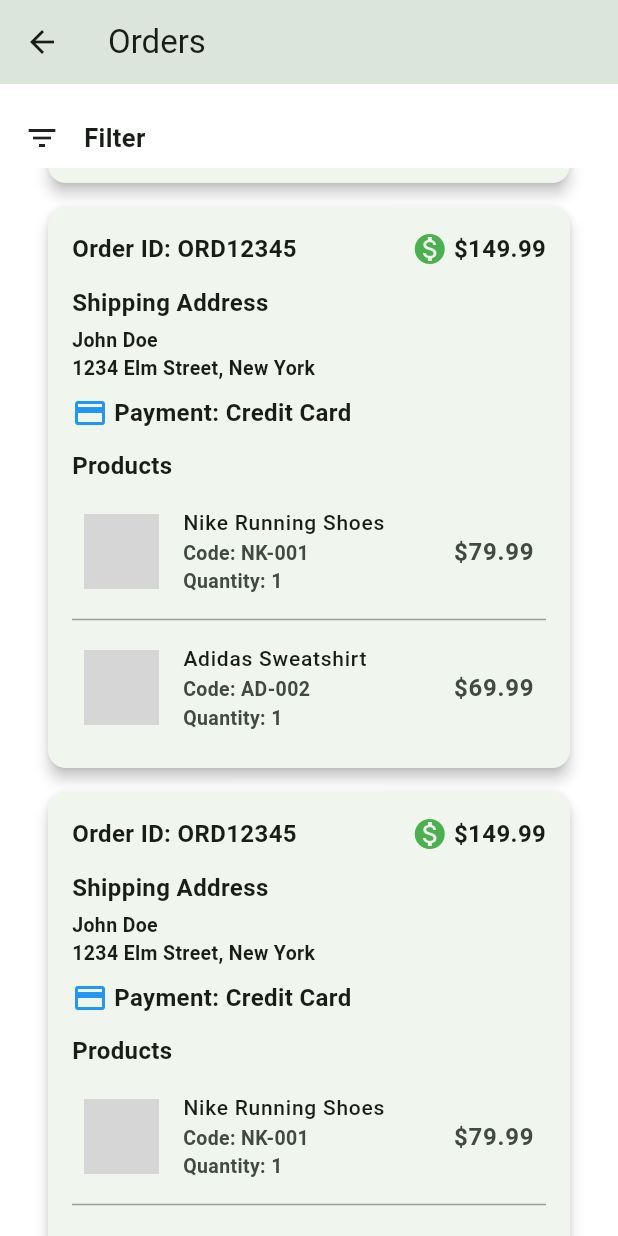
After one commit to AbdullahMohamedAlSayedAbed/ecommercedashboard, a Flutter app: the OrdersView screen opened by its route, scrolled down 1152 dp, after a tap on "Filter", on a phone screen of 412 x 824 dp. The commit adds this screen. Run offline on Flutter 3.47's test engine with Material 3 defaults, Android fonts, the phone set to English and light mode, and no system bars; our stand-ins replace bloc, cloud_firestore, dartz, firebase_core, firebase_storage, flutter_bloc and 5 more; accounts and stored records are empty; network calls fail; Roboto replaces fonts that are missing (Cairo); grey boxes are pictures that could not be loaded.

Commit message:
add order and shipping address entities, implement orders view and related UI components

```diff
--- a/lib/core/helper/on_generate_router.dart
+++ b/lib/core/helper/on_generate_router.dart
@@ -1,11 +1,13 @@
 
 import 'package:ecommercedashboard/features/add_product/presentation/views/add_product_view.dart';
 import 'package:ecommercedashboard/features/dashboard/views/dashboard_view.dart';
+import 'package:ecommercedashboard/features/orders/presentation/views/orders_view.dart';
 import 'package:flutter/material.dart';
 
 abstract class AppRouter {
   static const String dashboardView = 'dashboardView';
   static const String addProductView = 'addProductView';
+  static const String ordersView = 'ordersView';
 
   static Route<dynamic> onGenerateRoute(RouteSettings settings) {
     switch (settings.name) {
@@ -13,6 +15,8 @@ abstract class AppRouter {
         return MaterialPageRoute(builder: (context) => const DashboardView());
       case addProductView:
         return MaterialPageRoute(builder: (context) => const AddProductView());
+      case ordersView:
+        return MaterialPageRoute(builder: (context) => const OrdersView());
       default:
         return MaterialPageRoute(builder: (context) => const Scaffold());
     }
--- a/lib/features/add_product/data/models/add_product_input_model.dart
+++ b/lib/features/add_product/data/models/add_product_input_model.dart
@@ -16,9 +16,11 @@ class AddProductInputModel {
   final int numberOfCalories;
   final int unitAmount;
   final num avgRating, ratingCount;
+  final int sellingCount;
   final List<ReviewModel> reviews;
 
   AddProductInputModel({
+    this.sellingCount = 0,
     required this.reviews,
     this.ratingCount = 0,
     this.avgRating = 0,
@@ -50,6 +52,7 @@ class AddProductInputModel {
       image: addProductInputEntity.image,
       price: addProductInputEntity.price,
       code: addProductInputEntity.code,
+      sellingCount: addProductInputEntity.sellingCount,
       isFeatured: addProductInputEntity.isFeatured,
       imageUrl: addProductInputEntity.imageUrl,
       avgRating: addProductInputEntity.avgRating,
@@ -65,6 +68,7 @@ class AddProductInputModel {
       'code': code,
       'isFeatured': isFeatured,
       'imageUrl': imageUrl,
+      'sellingCount': sellingCount,
       'expirationsMonth': expirationsMonth,
       'isOrganic': isOrganic,
       'numberOfCalories': numberOfCalories,
--- a/lib/features/add_product/domin/entities/add_product_input_entity.dart
+++ b/lib/features/add_product/domin/entities/add_product_input_entity.dart
@@ -14,10 +14,12 @@ class AddProductInputEntity {
   final bool isOrganic;
   final int numberOfCalories;
   final int unitAmount;
+    final int sellingCount;
   final num avgRating = 0, ratingCount = 0;
   final List<ReviewEntity> reviews;
   AddProductInputEntity( {required this.reviews,
     required this.expirationsMonth,
+    this.sellingCount = 0,
     this.isOrganic = false,
     required this.numberOfCalories,
     required this.unitAmount,
--- /dev/null
+++ b/lib/features/orders/data/dummy/get_order_dummy_data.dart
@@ -0,0 +1,40 @@
+// Method to generate a sample OrderModel with all required data
+import 'package:ecommercedashboard/features/orders/data/models/order_model.dart';
+import 'package:ecommercedashboard/features/orders/data/models/order_product_model.dart';
+import 'package:ecommercedashboard/features/orders/data/models/shipping_address_model.dart';
+
+OrderModel getSampleOrder() {
+  return OrderModel(
+    uID: "ORD12345",
+    totalPrice: 149.99,
+    paymentMethod: "Credit Card",
+    shippingAddress: ShippingAddressModel(
+      name: "John Doe",
+      address: "1234 Elm Street",
+      city: "New York",
+      state: "NY",
+      email: "iBtM1@example.com",
+      phone: "123-456-7890",
+      addressDetails: "Apt 5B, Near Central Park",
+    ),
+    orderProducts: [
+      OrderProductModel(
+        name: "Nike Running Shoes",
+        code: "NK-001",
+        price: 79.99,
+        quantity: 1,
+        imageUrl: "https://picsum.photos/150",
+      ),
+      OrderProductModel(
+        name: "Adidas Sweatshirt",
+        code: "AD-002",
+        price: 69.99,
+        quantity: 1,
+        imageUrl: "https://picsum.photos/150",
+      ),
+    ],
+  );
+}
+List<OrderModel> getSampleOrders() {
+  return List.generate(8, (index) => getSampleOrder());
+}
--- /dev/null
+++ b/lib/features/orders/data/models/order_model.dart
@@ -0,0 +1,52 @@
+import 'package:ecommercedashboard/features/orders/data/models/order_product_model.dart';
+import 'package:ecommercedashboard/features/orders/data/models/shipping_address_model.dart';
+
+class OrderModel {
+  final num totalPrice;
+  final String uID;
+  final ShippingAddressModel shippingAddress;
+  final List<OrderProductModel> orderProducts;
+  final String paymentMethod;
+
+  OrderModel({
+    required this.totalPrice,
+    required this.uID,
+    required this.shippingAddress,
+    required this.orderProducts,
+    required this.paymentMethod,
+  });
+  factory OrderModel.fromJson(Map<String, dynamic> json) {
+    return OrderModel(
+      totalPrice: json['totalPrice'],
+      uID: json['uID'],
+      shippingAddress: ShippingAddressModel.fromJson(json['shippingAddress']),
+      orderProducts:
+          (json['orderProducts'] as List)
+              .map((e) => OrderProductModel.fromJson(e))
+              .toList(),
+      paymentMethod: json['paymentMethod'],
+    );
+  }
+
+
+  Map<String, dynamic> toJson() {
+    return {
+      'totalPrice': totalPrice,
+      'uID': uID,
+      'status': 'pending',
+      'date': DateTime.now().toString(),
+      'shippingAddress': shippingAddress.toJson(),
+      'orderProducts': orderProducts.map((e) => e.toJson()).toList(),
+      'paymentMethod': paymentMethod,
+    };
+  }
+  OrderModel toEntity() {
+    return OrderModel(
+      totalPrice: totalPrice,
+      uID: uID,
+      shippingAddress: shippingAddress.toEntity(),
+      orderProducts: orderProducts.map((e) => e.toEntity()).toList(),
+      paymentMethod: paymentMethod,
+    );
+  }
+}
--- /dev/null
+++ b/lib/features/orders/data/models/order_product_model.dart
@@ -0,0 +1,44 @@
+class OrderProductModel {
+  final String name;
+  final String code;
+  final String imageUrl;
+  final num price;
+  final int quantity;
+
+  OrderProductModel({
+    required this.name,
+    required this.code,
+    required this.imageUrl,
+    required this.price,
+    required this.quantity,
+  });
+
+  Map<String, dynamic> toJson() {
+    return {
+      'name': name,
+      'code': code,
+      'imageUrl': imageUrl,
+      'price': price,
+      'quantity': quantity,
+    };
+  }
+
+  factory OrderProductModel.fromJson(Map<String, dynamic> json) {
+    return OrderProductModel(
+      name: json['name'],
+      code: json['code'],
+      imageUrl: json['imageUrl'],
+      price: json['price'],
+      quantity: json['quantity'],
+    );
+  }
+  OrderProductModel toEntity() {
+    return OrderProductModel(
+      name: name,
+      code: code,
+      imageUrl: imageUrl,
+      price: price,
+      quantity: quantity,
+    );
+  }
+}
--- /dev/null
+++ b/lib/features/orders/data/models/shipping_address_model.dart
@@ -0,0 +1,58 @@
+class ShippingAddressModel {
+  String? name;
+  String? address;
+  String? phone;
+  String? city;
+  String? state;
+  String? email;
+  String? addressDetails;
+  ShippingAddressModel({
+    this.name,
+    this.address,
+    this.phone,
+    this.city,
+    this.state,
+    this.email,
+    this.addressDetails,
+  });
+  factory ShippingAddressModel.fromJson(Map<String, dynamic> json) {
+    return ShippingAddressModel(
+      name: json['name'],
+      address: json['address'],
+      phone: json['phone'],
+      city: json['city'],
+      state: json['state'],
+      email: json['email'],
+      addressDetails: json['addressDetails'],
+    );
+  }
+
+  @override
+  String toString() {
+    return '$address $city $addressDetails';
+  }
+
+  Map<String, dynamic> toJson() {
+    return {
+      'name': name,
+      'address': address,
+      'phone': phone,
+      'city': city,
+      'state': state,
+      'email': email,
+      'addressDetails': addressDetails,
+    };
+  }
+
+  ShippingAddressModel toEntity() {
+    return ShippingAddressModel(
+      name: name,
+      address: address,
+      phone: phone,
+      city: city,
+      state: state,
+      email: email,
+      addressDetails: addressDetails,
+    );
+  }
+}
--- /dev/null
+++ b/lib/features/orders/domin/entites/order_product_entity.dart
@@ -0,0 +1,17 @@
+
+class OrderProductEntity {
+  final String name;
+  final String code;
+  final String imageUrl;
+  final num price;
+  final int quantity;
+
+  OrderProductEntity({
+    required this.name,
+    required this.code,
+    required this.imageUrl,
+    required this.price,
+    required this.quantity,
+  });
+
+}
--- /dev/null
+++ b/lib/features/orders/presentation/views/orders_view.dart
@@ -0,0 +1,14 @@
+import 'package:ecommercedashboard/features/orders/presentation/views/widgets/orders_view_body.dart';
+import 'package:flutter/material.dart';
+
+class OrdersView extends StatelessWidget {
+  const OrdersView({super.key});
+
+  @override
+  Widget build(BuildContext context) {
+    return Scaffold(
+      appBar: AppBar(title: const Text('Orders')),
+      body: OrdersViewBody(),
+    );
+  }
+}
--- /dev/null
+++ b/lib/features/orders/presentation/views/widgets/filter_section.dart
@@ -0,0 +1,20 @@
+import 'package:ecommercedashboard/core/utils/app_style.dart';
+import 'package:flutter/material.dart';
+
+class FilterSection extends StatelessWidget {
+  const FilterSection({super.key});
+
+  @override
+  Widget build(BuildContext context) {
+    return GestureDetector(
+      onTap: () {},
+      child: Row(
+        spacing: 16,
+        children: [
+          const Icon(Icons.filter_list, size: 24),
+          Text('Filter', style: AppStyle.body17Bold),
+        ],
+      ),
+    );
+  }
+}
--- /dev/null
+++ b/lib/features/orders/presentation/views/widgets/order_item_list_view.dart
@@ -0,0 +1,16 @@
+import 'package:ecommercedashboard/features/orders/data/models/order_model.dart';
+import 'package:ecommercedashboard/features/orders/presentation/views/widgets/order_item_widget.dart';
+import 'package:flutter/material.dart';
+
+class OrderItemListView extends StatelessWidget {
+  const OrderItemListView({super.key, required this.orders});
+  final List<OrderModel> orders;
+  @override
+  Widget build(BuildContext context) {
+    return ListView.builder(
+      itemCount: orders.length,
+      itemBuilder: (context, index) {
+      return OrderItemWidget(order: orders[index]);
+    });
+  }
+}
--- /dev/null
+++ b/lib/features/orders/presentation/views/widgets/order_item_widget.dart
@@ -0,0 +1,121 @@
+import 'package:ecommercedashboard/core/utils/app_style.dart';
+import 'package:ecommercedashboard/features/orders/data/models/order_model.dart';
+import 'package:flutter/material.dart';
+
+// Assuming your model classes (OrderModel, ShippingAddressModel, OrderProductModel) are already imported
+
+class OrderItemWidget extends StatelessWidget {
+  final OrderModel order;
+
+  const OrderItemWidget({super.key, required this.order});
+
+  // Define custom TextStyles for consistency
+  final TextStyle headerStyle = AppStyle.body16Semibold;
+  final TextStyle subHeaderStyle = const TextStyle(
+    fontSize: 14,
+    fontWeight: FontWeight.w500,
+  );
+  final TextStyle bodyStyle = AppStyle.body13Semibold;
+
+  @override
+  Widget build(BuildContext context) {
+    return Card(
+      margin: const EdgeInsets.symmetric(vertical: 8.0, horizontal: 16.0),
+      shape: RoundedRectangleBorder(borderRadius: BorderRadius.circular(12.0)),
+      elevation: 4,
+      child: Padding(
+        padding: const EdgeInsets.all(16.0),
+        child: Column(
+          crossAxisAlignment: CrossAxisAlignment.start,
+          children: [
+            // Order ID and Total Price
+            Row(
+              mainAxisAlignment: MainAxisAlignment.spaceBetween,
+              children: [
+                Text("Order ID: ${order.uID}", style: headerStyle),
+                Row(
+                  children: [
+                    const Icon(Icons.monetization_on, color: Colors.green),
+                    const SizedBox(width: 4),
+                    Text(
+                      "\$${order.totalPrice.toStringAsFixed(2)}",
+                      style: headerStyle,
+                    ),
+                  ],
+                ),
+              ],
+            ),
+            const SizedBox(height: 12),
+
+            // Shipping Address Section
+            Text(
+              "Shipping Address",
+              style: headerStyle.copyWith(fontWeight: FontWeight.bold),
+            ),
+            const SizedBox(height: 4),
+            Text(order.shippingAddress.name ?? '', style: bodyStyle),
+            Text(
+              "${order.shippingAddress.address ?? ''}, ${order.shippingAddress.city ?? ''}",
+              style: bodyStyle,
+            ),
+            const SizedBox(height: 8),
+
+            // Payment Method Section
+            Row(
+              children: [
+                const Icon(Icons.payment, color: Colors.blue),
+                const SizedBox(width: 4),
+                Text("Payment: ${order.paymentMethod}", style: headerStyle),
+              ],
+            ),
+            const SizedBox(height: 12),
+
+            // Order Products Section Header
+            Text(
+              "Products",
+              style: headerStyle.copyWith(fontWeight: FontWeight.bold),
+            ),
+            const SizedBox(height: 8),
+
+            // List of Ordered Products
+            ListView.separated(
+              shrinkWrap: true,
+              physics: const NeverScrollableScrollPhysics(),
+              itemCount: order.orderProducts.length,
+              separatorBuilder:
+                  (context, index) =>
+                      const Divider(color: Colors.grey, height: 16),
+              itemBuilder: (context, index) {
+                final product = order.orderProducts[index];
+                return ListTile(
+                  contentPadding: const EdgeInsets.symmetric(horizontal: 8.0),
+                  leading: SizedBox(
+                    width: 50,
+                    child: ClipRRect(
+                      borderRadius: BorderRadius.circular(8.0),
+                      child: Image.network(
+                        product.imageUrl,
+                        width: 50,
+                        height: 50,
+                        fit: BoxFit.cover,
+                      ),
+                    ),
+                  ),
+                  title: Text(product.name, style: subHeaderStyle),
+                  subtitle: Text(
+                    "Code: ${product.code}\nQuantity: ${product.quantity}",
+                    style: bodyStyle,
+                  ),
+                  trailing: Text(
+                    "\$${product.price.toStringAsFixed(2)}",
+                    style: headerStyle,
+                  ),
+                );
+              },
+            ),
+          ],
+        ),
+      ),
+    );
+  }
+}
--- /dev/null
+++ b/lib/features/orders/presentation/views/widgets/orders_view_body.dart
@@ -0,0 +1,23 @@
+import 'package:ecommercedashboard/features/orders/data/dummy/get_order_dummy_data.dart';
+import 'package:ecommercedashboard/features/orders/presentation/views/widgets/filter_section.dart';
+import 'package:ecommercedashboard/features/orders/presentation/views/widgets/order_item_list_view.dart';
+import 'package:flutter/material.dart';
+
+class OrdersViewBody extends StatelessWidget {
+  const OrdersViewBody({super.key});
+
+  @override
+  Widget build(BuildContext context) {
+    return Padding(
+      padding: const EdgeInsets.symmetric(horizontal: 16),
+      child: Column(
+        spacing: 8,
+        children: [
+          SizedBox(height: 16),
+          FilterSection(),
+          Expanded(child: OrderItemListView(orders: getSampleOrders())),
+        ],
+      ),
+    );
+  }
+}
```
Also changed, not shown: lib/features/dashboard/views/widgets/dashboard_view_body.dart (+7 -0 lines), lib/features/orders/domin/entites/order_entity.dart (added, +18 -0 lines), lib/features/orders/domin/entites/shipping_address_entity.dart (added, +19 -0 lines).
